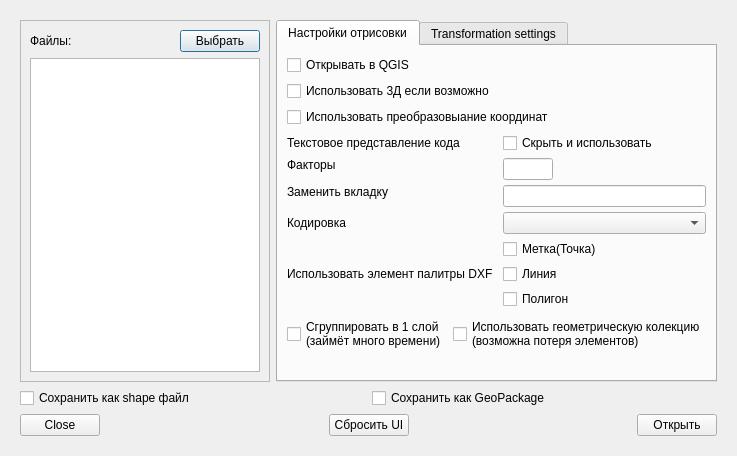
Before: the Qt Designer form src/plugins/dxf_tools/uiADXF2Shape.ui in Comanda-A/DXF-PostGIS-Converter, drawn with Qt 5.
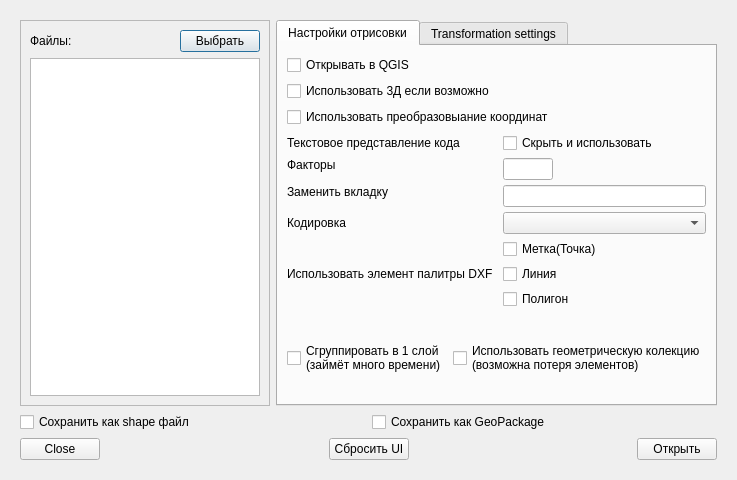
After: the same form once the commit is applied.

Patch:
```diff
--- a/src/plugins/dxf_tools/uiADXF2Shape.ui
+++ b/src/plugins/dxf_tools/uiADXF2Shape.ui
@@ -6,8 +6,8 @@
    <rect>
     <x>0</x>
     <y>0</y>
-    <width>729</width>
-    <height>438</height>
+    <width>701</width>
+    <height>480</height>
    </rect>
   </property>
   <property name="sizePolicy">
@@ -25,6 +25,12 @@
      <property name="enabled">
       <bool>true</bool>
      </property>
+     <property name="font">
+      <font>
+       <family>Segoe UI</family>
+       <pointsize>9</pointsize>
+      </font>
+     </property>
      <property name="toolTip">
       <string/>
      </property>
@@ -49,6 +55,12 @@
              <height>0</height>
             </size>
            </property>
+           <property name="font">
+            <font>
+             <family>Segoe UI</family>
+             <pointsize>9</pointsize>
+            </font>
+           </property>
            <property name="frameShape">
             <enum>QFrame::StyledPanel</enum>
            </property>
@@ -96,6 +108,12 @@
                 <verstretch>0</verstretch>
                </sizepolicy>
               </property>
+              <property name="font">
+               <font>
+                <family>Segoe UI</family>
+                <pointsize>9</pointsize>
+               </font>
+              </property>
               <property name="horizontalScrollBarPolicy">
                <enum>Qt::ScrollBarAlwaysOff</enum>
               </property>
@@ -124,6 +142,12 @@
              <height>0</height>
             </size>
            </property>
+           <property name="font">
+            <font>
+             <family>Segoe UI</family>
+             <pointsize>9</pointsize>
+            </font>
+           </property>
            <property name="currentIndex">
             <number>0</number>
            </property>
@@ -293,6 +317,12 @@
              </item>
              <item>
               <spacer name="verticalSpacer">
+               <property name="font">
+                <font>
+                 <family>Segoe UI</family>
+                 <pointsize>9</pointsize>
+                </font>
+               </property>
                <property name="orientation">
                 <enum>Qt::Vertical</enum>
                </property>
@@ -317,6 +347,12 @@
                    <verstretch>0</verstretch>
                   </sizepolicy>
                  </property>
+                 <property name="font">
+                  <font>
+                   <family>Segoe UI</family>
+                   <pointsize>9</pointsize>
+                  </font>
+                 </property>
                  <property name="text">
                   <string>Сгруппировать в 1 слой
 (займёт много времени)</string>
@@ -331,6 +367,12 @@
                    <verstretch>0</verstretch>
                   </sizepolicy>
                  </property>
+                 <property name="font">
+                  <font>
+                   <family>Segoe UI</family>
+                   <pointsize>9</pointsize>
+                  </font>
+                 </property>
                  <property name="toolTip">
                   <string>&lt;html&gt;&lt;head/&gt;&lt;body&gt;&lt;p&gt;Преобразует обьединяемые юлоки в геометрические фигуры из коллекции&lt;/p&gt;&lt;p&gt;If there is a symbol of the polygon &lt;span style=&quot; font-weight:600;&quot;&gt;and&lt;/span&gt; line can not be generated by this symbol, because ESRI shapefiles can only store one kind of geometry per layer.&lt;/p&gt;&lt;p&gt;&lt;br/&gt;&lt;/p&gt;&lt;/body&gt;&lt;/html&gt;</string>
                  </property>
@@ -353,6 +395,12 @@
              </item>
              <item>
               <spacer name="verticalSpacer_4">
+               <property name="font">
+                <font>
+                 <family>Segoe UI</family>
+                 <pointsize>9</pointsize>
+                </font>
+               </property>
                <property name="orientation">
                 <enum>Qt::Vertical</enum>
                </property>
@@ -560,6 +608,12 @@
         <layout class="QGridLayout" name="gridLayout_2">
          <item row="0" column="1">
           <widget class="QCheckBox" name="chkGPKG">
+           <property name="font">
+            <font>
+             <family>Segoe UI</family>
+             <pointsize>9</pointsize>
+            </font>
+           </property>
            <property name="text">
             <string>Сохранить как GeoPackage</string>
            </property>
@@ -567,6 +621,12 @@
          </item>
          <item row="0" column="0">
           <widget class="QCheckBox" name="chkSHP">
+           <property name="font">
+            <font>
+             <family>Segoe UI</family>
+             <pointsize>9</pointsize>
+            </font>
+           </property>
            <property name="text">
             <string>Сохранить как shape файл</string>
            </property>
@@ -587,6 +647,12 @@
              <verstretch>0</verstretch>
             </sizepolicy>
            </property>
+           <property name="font">
+            <font>
+             <family>Segoe UI</family>
+             <pointsize>9</pointsize>
+            </font>
+           </property>
            <property name="orientation">
             <enum>Qt::Horizontal</enum>
            </property>
@@ -600,6 +666,12 @@
          </item>
          <item>
           <spacer name="horizontalSpacer">
+           <property name="font">
+            <font>
+             <family>Segoe UI</family>
+             <pointsize>9</pointsize>
+            </font>
+           </property>
            <property name="orientation">
             <enum>Qt::Horizontal</enum>
            </property>
@@ -619,6 +691,12 @@
              <verstretch>0</verstretch>
             </sizepolicy>
            </property>
+           <property name="font">
+            <font>
+             <family>Segoe UI</family>
+             <pointsize>9</pointsize>
+            </font>
+           </property>
            <property name="text">
             <string>Сбросить UI</string>
            </property>
@@ -626,6 +704,12 @@
          </item>
          <item>
           <spacer name="horizontalSpacer_3">
+           <property name="font">
+            <font>
+             <family>Segoe UI</family>
+             <pointsize>9</pointsize>
+            </font>
+           </property>
            <property name="orientation">
             <enum>Qt::Horizontal</enum>
            </property>
@@ -645,6 +729,12 @@
              <verstretch>0</verstretch>
             </sizepolicy>
            </property>
+           <property name="font">
+            <font>
+             <family>Segoe UI</family>
+             <pointsize>9</pointsize>
+            </font>
+           </property>
            <property name="text">
             <string>Открыть</string>
            </property>
```
Left out of the diff: 106 changed lines with no effect on the pictures.
